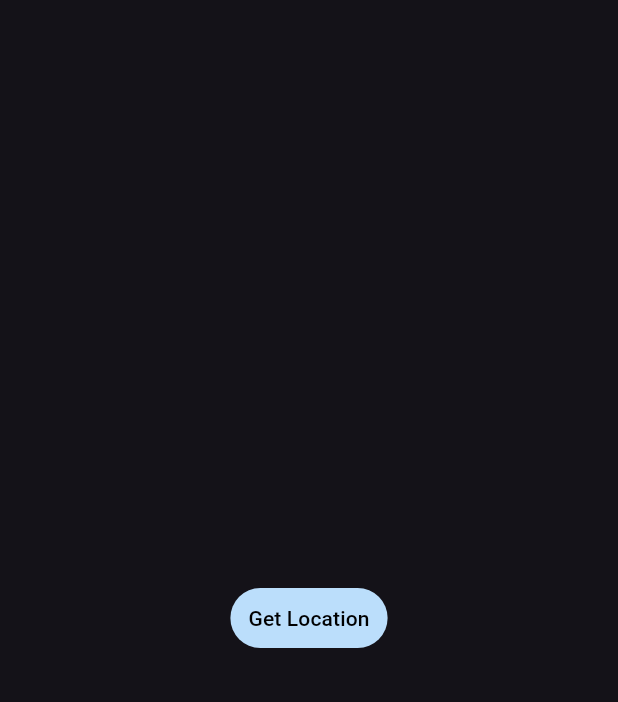
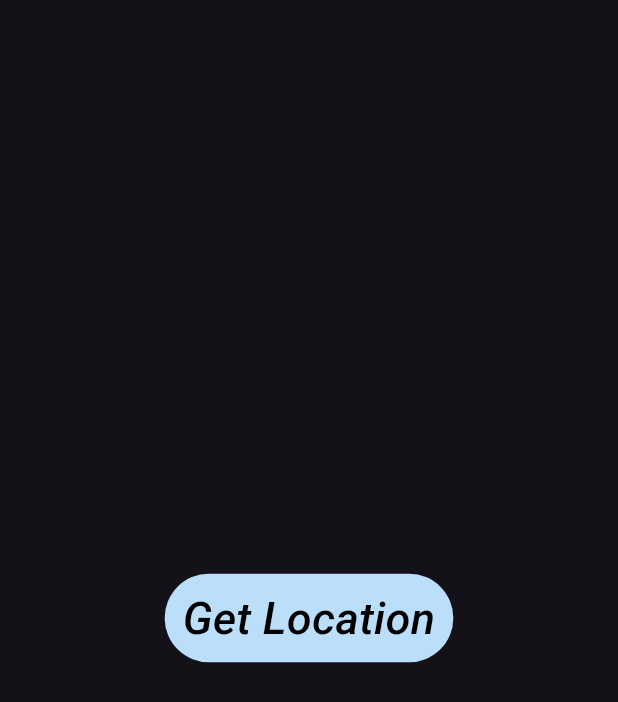
Before and after one commit to shrutiiiiin/Clima-weather-app, a Flutter app: the screen it shows after launch, on a phone screen of 412 x 824 dp. Shown: the top 702 px of the screen. Run offline on Flutter 3.47's test engine with Material 3 defaults, Android fonts, the phone set to English and light mode, and no system bars.

Commit message:
initial commit#7

```diff
--- a/lib/screens/loading_screen.dart
+++ b/lib/screens/loading_screen.dart
@@ -21,7 +21,10 @@ class _loadingscreenState extends State<loadingscreen> {
             onPressed: () {},
             child: Text(
               'Get Location',
-              style: TextStyle(color: Colors.black),
+              style: TextStyle(
+                  color: Colors.black,
+                  fontSize: 30,
+                  fontStyle: FontStyle.italic),
             ),
           ),
         ),
```
